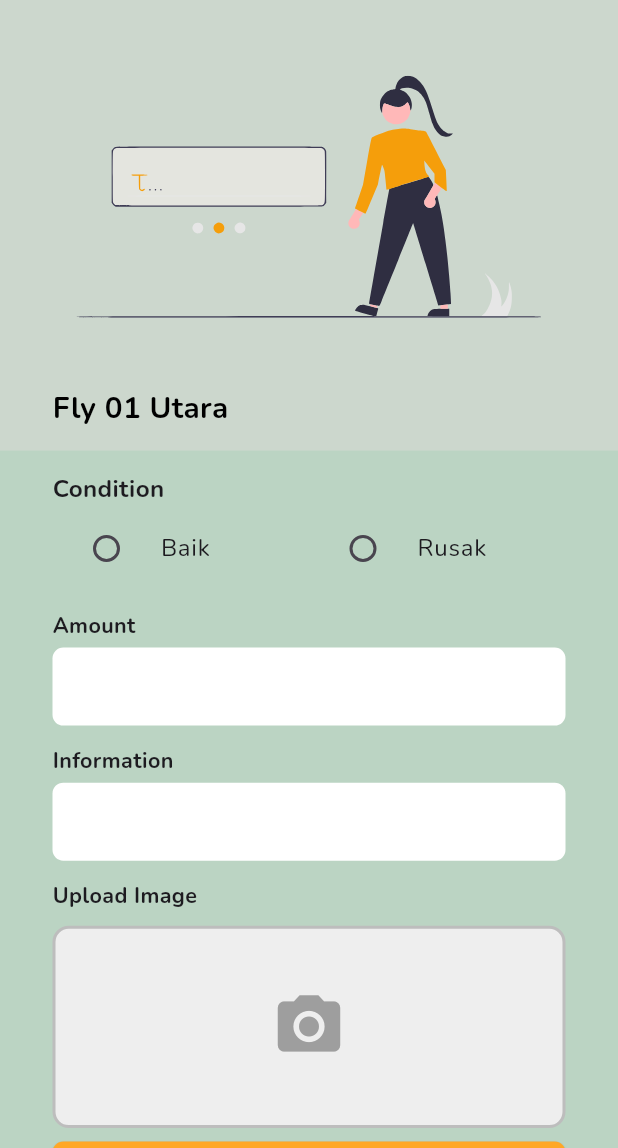
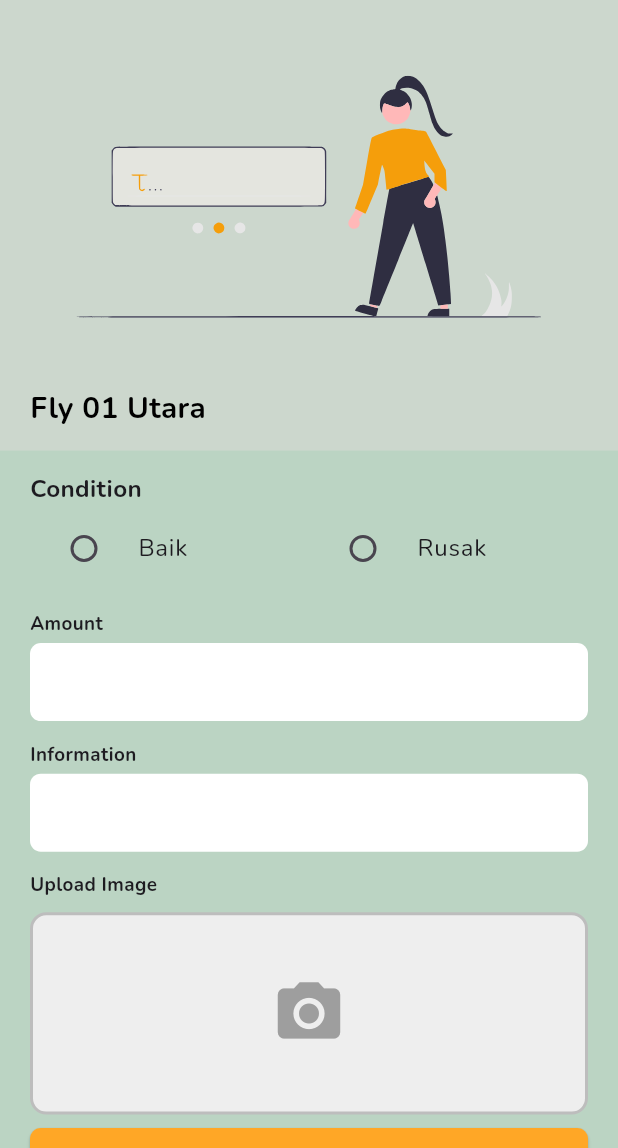
Before and after one commit to allam1768/Worker, a Flutter app: the InputDetailView screen opened by its route, on a phone screen of 412 x 824 dp, the part 88-1236 px from its top. Run offline on Flutter 3.47's test engine with Material 3 defaults, Android fonts, the phone set to English and light mode, and no system bars; our stand-ins replace flutter_screenutil, flutter_svg, get, google_fonts, image_picker, shared_preferences; missing offline and left inert: mobile_scanner; accounts and stored records are empty.

Commit message:
fix [AP]:fix all code

```diff
--- a/lib/app/global-component/CustomTextField.dart
+++ b/lib/app/global-component/CustomTextField.dart
@@ -27,7 +27,7 @@ class CustomTextField extends StatelessWidget {
       children: [
         Text(
           label,
-          style: TextStyle(fontSize: 16.sp, fontWeight: FontWeight.bold),
+          style: TextStyle(fontSize: 14.sp, fontWeight: FontWeight.bold),
         ),
         SizedBox(height: 4.h),
         ValueListenableBuilder<bool>(
--- a/lib/app/global-component/ImageUpload.dart
+++ b/lib/app/global-component/ImageUpload.dart
@@ -58,7 +58,7 @@ class ImageUploadComponent extends StatelessWidget {
     return Column(
       crossAxisAlignment: CrossAxisAlignment.start,
       children: [
-        Text("Upload Image", style: TextStyle(fontSize: 16.sp, fontWeight: FontWeight.bold)),
+        Text("Upload Image", style: TextStyle(fontSize: 14.sp, fontWeight: FontWeight.bold)),
         SizedBox(height: 10.h),
 
         GestureDetector(
@@ -99,7 +99,7 @@ class ImageUploadComponent extends StatelessWidget {
           text: "Take Photo",
           color: const Color(0xFFFFA726),
           onPressed: pickImage,
-          fontSize: 20.sp,
+          fontSize: 16.sp,
         ),
       ],
     );
--- a/lib/app/pages/Input/Edit Data Screen/edit_data_view.dart
+++ b/lib/app/pages/Input/Edit Data Screen/edit_data_view.dart
@@ -123,7 +123,7 @@ class EditDataView extends StatelessWidget {
                             text: "Save",
                             color: Color(0xFF275637),
                             onPressed: controller.validateForm,
-                            fontSize: 20,
+                            fontSize: 16,
                           ),
 
                           SizedBox(height: 50.h),
--- a/lib/app/pages/Input/Input Detail Screen/input_detail_view.dart
+++ b/lib/app/pages/Input/Input Detail Screen/input_detail_view.dart
@@ -38,7 +38,7 @@ class InputDetailView extends StatelessWidget {
                   ),
                   SliverToBoxAdapter(
                     child: Container(
-                      padding: EdgeInsets.symmetric(horizontal: 35.w, vertical: 16.h),
+                      padding: EdgeInsets.symmetric(horizontal: 20.w, vertical: 16.h),
                       color: const Color(0xFFCCD7CD),
                       child: Text(
                         "Fly 01 Utara",
@@ -50,7 +50,7 @@ class InputDetailView extends StatelessWidget {
                     hasScrollBody: false,
                     child: Container(
                       color: const Color(0xFFBBD4C3),
-                      padding: EdgeInsets.symmetric(horizontal: 35.w, vertical: 16.h),
+                      padding: EdgeInsets.symmetric(horizontal: 20.w, vertical: 16.h),
                       child: Column(
                         crossAxisAlignment: CrossAxisAlignment.start,
                         children: [
@@ -93,6 +93,7 @@ class InputDetailView extends StatelessWidget {
                           SizedBox(height: 15.h),
                           CustomTextField(
                             label: "Amount",
+                            isNumber: true,
                             onChanged: controller.setAmount,
                           ),
                           Obx(() => controller.showError.value && controller.amount.value.isEmpty
@@ -130,7 +131,7 @@ class InputDetailView extends StatelessWidget {
                             text: "Save",
                             color: Color(0xFF275637),
                             onPressed: controller.validateForm,
-                            fontSize: 20,
+                            fontSize: 16,
                           ),
                           SizedBox(height: 50.h),
                         ],
--- a/lib/app/pages/Report/Report Detail Screen/report_detail_view.dart
+++ b/lib/app/pages/Report/Report Detail Screen/report_detail_view.dart
@@ -60,7 +60,7 @@ class ReportDetailView extends StatelessWidget {
 
                     Text(
                       "Documentation",
-                      style: TextStyle(fontSize: 16.sp, fontWeight: FontWeight.w500),
+                      style: TextStyle(fontSize: 16.sp, fontWeight: FontWeight.bold),
                     ),
                     SizedBox(height: 8.h),
 
--- a/lib/app/pages/Report/Report Input Screen/report_input_view.dart
+++ b/lib/app/pages/Report/Report Input Screen/report_input_view.dart
@@ -40,7 +40,7 @@ class ReportInputView extends StatelessWidget {
                     hasScrollBody: false,
                     child: Container(
                       color: const Color(0xFFBBD4C3),
-                      padding: EdgeInsets.symmetric(horizontal: 35.w, vertical: 16.h),
+                      padding: EdgeInsets.symmetric(horizontal: 20.w, vertical: 16.h),
                       child: Column(
                         crossAxisAlignment: CrossAxisAlignment.start,
                         children: [
@@ -86,7 +86,7 @@ class ReportInputView extends StatelessWidget {
                             onPressed: () {
                               controller.validateForm();
                             },
-                            fontSize: 20,
+                            fontSize: 16,
                           ),
 
                           SizedBox(height: 50.h),
--- a/lib/app/pages/Scan/Scan Company Screen/scan_company_controller.dart
+++ b/lib/app/pages/Scan/Scan Company Screen/scan_company_controller.dart
@@ -31,7 +31,7 @@ class ScanCompanyController extends GetxController {
   }
 
   bool isValidHamatechQR(String data) {
-    return data.startsWith("Hamatech"); // Sesuaikan formatnya jika berbeda
+    return data.startsWith("Company"); // Sesuaikan formatnya jika berbeda
   }
 
 
```
